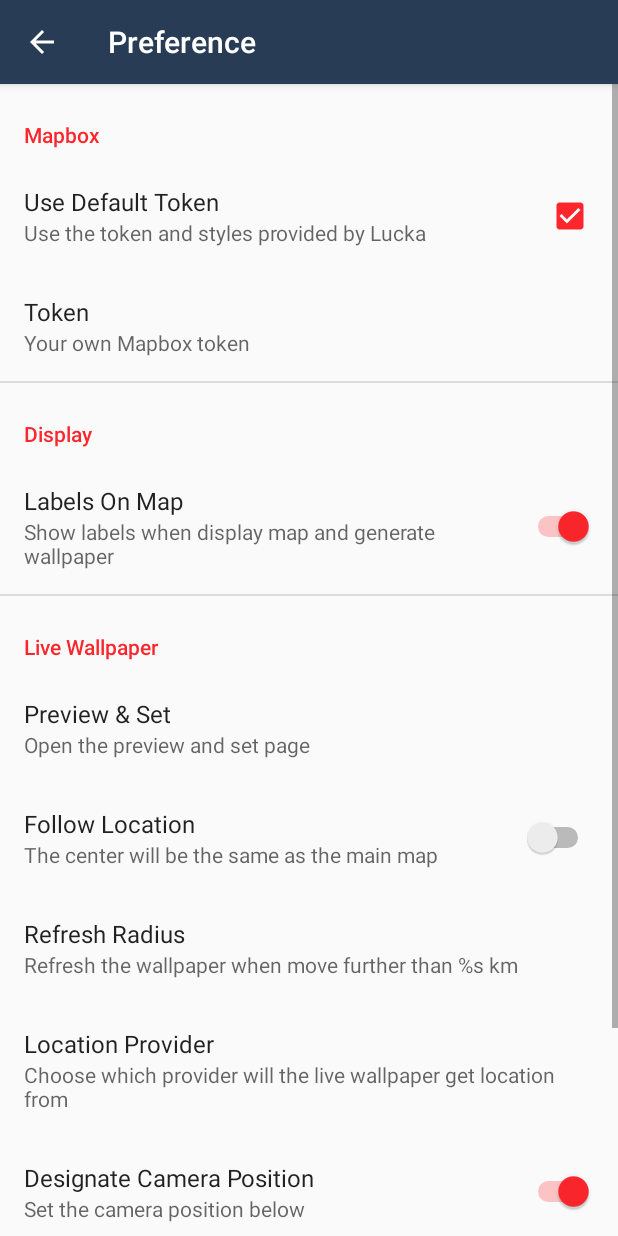
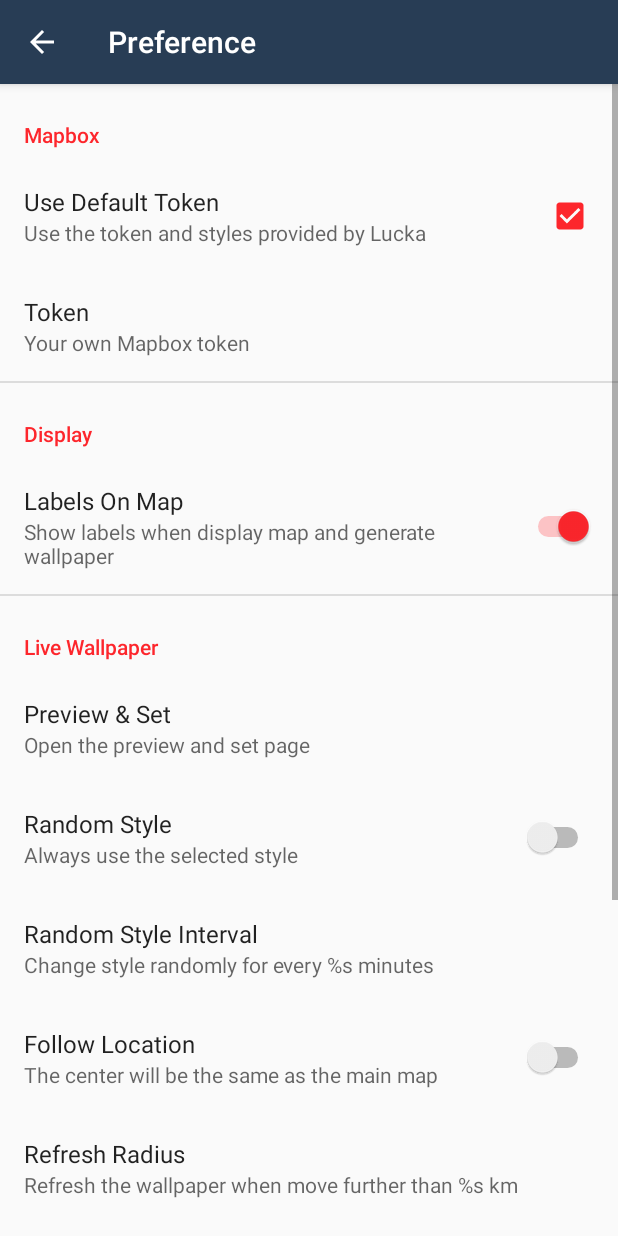
Before and after one commit to lucka-me/mapler-android, an Android app: the PreferenceMainActivity screen opened directly, with no data from a screen before it, on a phone screen of 412 x 824 dp. Run offline under Robolectric (Android 15) with nearby library versions, the phone set to English and light mode, and no system bars; our stand-ins replace androidx.preference; libraries missing offline, so code that uses them is left out: org.jetbrains.anko; 4 statements that could not run were skipped.

Commit message:
Update [0.1.4] - New feature: Random style for live wallpaper
Added
- Change style randomly for live wallpaper
- New class [LiveWallpaper] in [DefaultValue]

Changed
- Detect if selectedIndex is changed in onResume() for [MainActivity]
  and [MapStyleManagerActivity]
- Sort out string resource of zh
- Minor text changed in About page

Fixed
- App may crash in some extreme situations like push back very quickly
  after launch, by adding a task list for [MapKit]

```diff
--- a/build.gradle
+++ b/build.gradle
@@ -9,7 +9,7 @@ buildscript {
         mavenCentral()
     }
     dependencies {
-        classpath 'com.android.tools.build:gradle:3.3.1'
+        classpath 'com.android.tools.build:gradle:3.3.2'
         classpath "org.jetbrains.kotlin:kotlin-gradle-plugin:$kotlin_version"
 
         // NOTE: Do not place your application dependencies here; they belong
--- a/wallmapper/src/main/java/labs/lucka/wallmapper/MainActivity.kt
+++ b/wallmapper/src/main/java/labs/lucka/wallmapper/MainActivity.kt
@@ -73,6 +73,11 @@ class MainActivity : AppCompatActivity() {
     override fun onResume() {
         super.onResume()
         mapKit.onResume()
+        deactivateButtons()
+        mapKit.setStyle {
+            fabSnapshot.show()
+            activateButtons()
+        }
     }
 
     override fun onPause() {
--- a/wallmapper/src/main/java/labs/lucka/wallmapper/PreferenceMainActivity.kt
+++ b/wallmapper/src/main/java/labs/lucka/wallmapper/PreferenceMainActivity.kt
@@ -30,9 +30,7 @@ class PreferenceMainActivity : AppCompatActivity() {
             setPreferencesFromResource(R.xml.preference_main, rootKey)
 
             if (
-                ContextCompat.checkSelfPermission(
-                    requireContext(), Manifest.permission.ACCESS_FINE_LOCATION
-                )
+                ContextCompat.checkSelfPermission(requireContext(), Manifest.permission.ACCESS_FINE_LOCATION)
                 != PackageManager.PERMISSION_GRANTED
             ) {
                 requireContext().defaultSharedPreferences.edit()
@@ -40,6 +38,15 @@ class PreferenceMainActivity : AppCompatActivity() {
                     .apply()
             }
 
+            // Set input type
+            val prefLiveRandomInterval =
+                findPreference<EditTextPreference>(getString(R.string.pref_live_wallpaper_random_style_interval))
+            prefLiveRandomInterval.setOnBindEditTextListener { editText ->
+                editText.inputType = InputType.TYPE_CLASS_NUMBER
+            }
+            prefLiveRandomInterval.summaryProvider = Preference.SummaryProvider { preference: EditTextPreference ->
+                String.format(getString(R.string.pref_live_wallpaper_random_style_interval_summary), preference.text)
+            }
             val prefLiveRadius = findPreference<EditTextPreference>(getString(R.string.pref_live_wallpaper_radius))
             prefLiveRadius.setOnBindEditTextListener { editText ->
                 editText.inputType = InputType.TYPE_CLASS_NUMBER or InputType.TYPE_NUMBER_FLAG_DECIMAL
--- a/wallmapper/src/main/res/values/strings_about.xml
+++ b/wallmapper/src/main/res/values/strings_about.xml
@@ -6,7 +6,7 @@
     <string name="pref_about_summary_version_key" translatable="false">pref_about_summary_version</string>
     <string name="pref_about_summary_version_summary">%s (Build %d)</string>
     <string name="pref_about_summary_github_title">GitHub</string>
-    <string name="pref_about_summary_github_summary">Source code</string>
+    <string name="pref_about_summary_github_summary">Source code &amp; Updates</string>
     <string name="pref_about_summary_github_url" translatable="false">https://github.com/lucka-me/Wallmapper-android</string>
     <string name="pref_about_summary_license_title">License</string>
     <string name="pref_about_summary_license_summary">Mozilla Public License 2.0</string>
--- a/wallmapper/src/main/res/values/strings_preference.xml
+++ b/wallmapper/src/main/res/values/strings_preference.xml
@@ -33,6 +33,13 @@
     <string name="pref_live_wallpaper_set" translatable="false">pref_live_wallpaper_set</string>
     <string name="pref_live_wallpaper_set_title">Preview &amp; Set</string>
     <string name="pref_live_wallpaper_set_summary">Open the preview and set page</string>
+    <string name="pref_live_wallpaper_random_style" translatable="false">pref_live_wallpaper_random_style</string>
+    <string name="pref_live_wallpaper_random_style_title">Random Style</string>
+    <string name="pref_live_wallpaper_random_style_summary_on">Select style randomly from the list</string>
+    <string name="pref_live_wallpaper_random_style_summary_off">Always use the selected style</string>
+    <string name="pref_live_wallpaper_random_style_interval" translatable="false">pref_live_wallpaper_random_style_interval</string>
+    <string name="pref_live_wallpaper_random_style_interval_title">Random Style Interval</string>
+    <string name="pref_live_wallpaper_random_style_interval_summary">Change style randomly for every %s minutes</string>
     <string name="pref_live_wallpaper_follow_location" translatable="false">pref_live_wallpaper_follow_location</string>
     <string name="pref_live_wallpaper_follow_location_title">Follow Location</string>
     <string name="pref_live_wallpaper_follow_location_summary_on">The center will be your location</string>
--- a/wallmapper/src/main/res/xml/preference_main.xml
+++ b/wallmapper/src/main/res/xml/preference_main.xml
@@ -50,6 +50,22 @@
                 android:summary="@string/pref_live_wallpaper_set_summary"
                 app:iconSpaceReserved="false">
         </Preference>
+
+        <SwitchPreference
+                android:key="@string/pref_live_wallpaper_random_style"
+                android:defaultValue="false"
+                android:title="@string/pref_live_wallpaper_random_style_title"
+                android:summaryOn="@string/pref_live_wallpaper_random_style_summary_on"
+                android:summaryOff="@string/pref_live_wallpaper_random_style_summary_off"
+                app:iconSpaceReserved="false" />
+
+        <EditTextPreference
+                android:key="@string/pref_live_wallpaper_random_style_interval"
+                android:title="@string/pref_live_wallpaper_random_style_interval_title"
+                android:summary="@string/pref_live_wallpaper_random_style_interval_summary"
+                android:defaultValue="60"
+                android:dependency="@string/pref_live_wallpaper_random_style"
+                app:iconSpaceReserved="false"/>
 
         <SwitchPreference
                 android:key="@string/pref_live_wallpaper_follow_location"
```
Also changed, not shown: wallmapper/src/main/java/labs/lucka/wallmapper/DefaultValue.kt (+7 -0 lines), wallmapper/src/main/java/labs/lucka/wallmapper/MapKit.kt (+44 -5 lines), wallmapper/src/main/java/labs/lucka/wallmapper/MapStyleIndex.kt (+12 -0 lines), wallmapper/src/main/java/labs/lucka/wallmapper/MapStyleManagerActivity.kt (+17 -2 lines), wallmapper/src/main/java/labs/lucka/wallmapper/MapStyleManagerRecyclerViewAdapter.kt (+8 -6 lines), wallmapper/src/main/java/labs/lucka/wallmapper/WallmapperLiveService.kt (+65 -7 lines), 8 other files.
